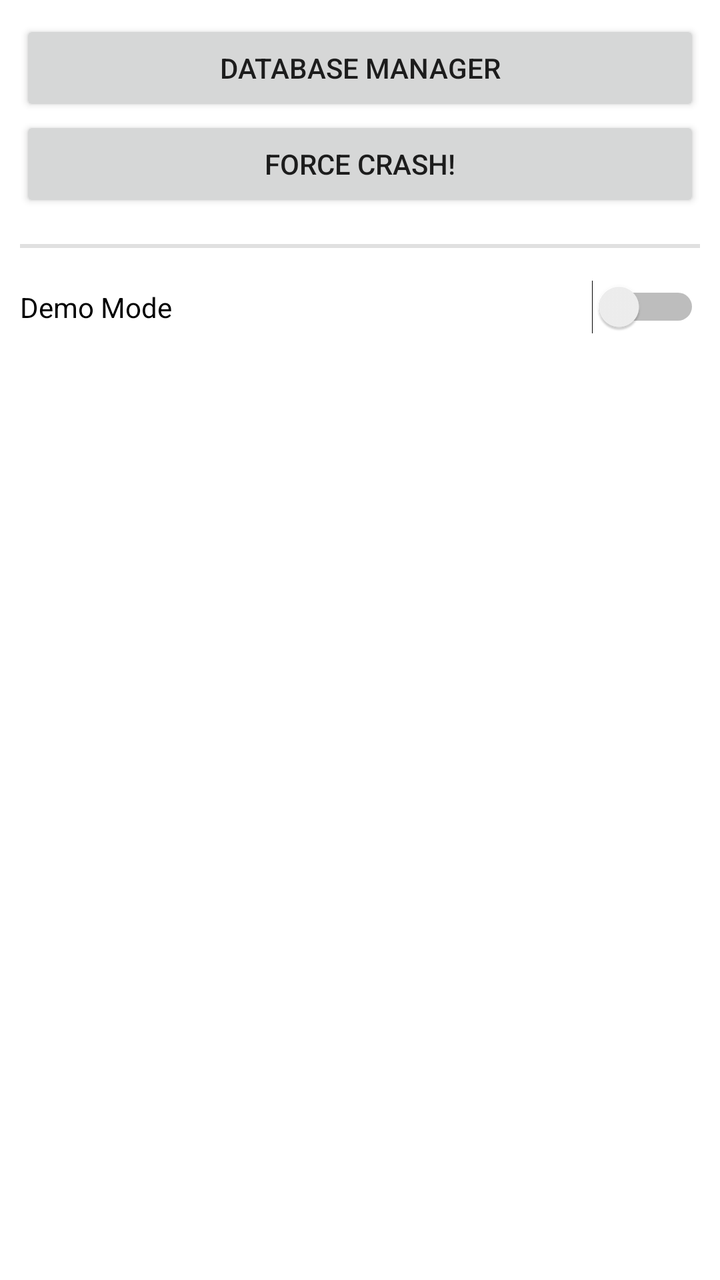
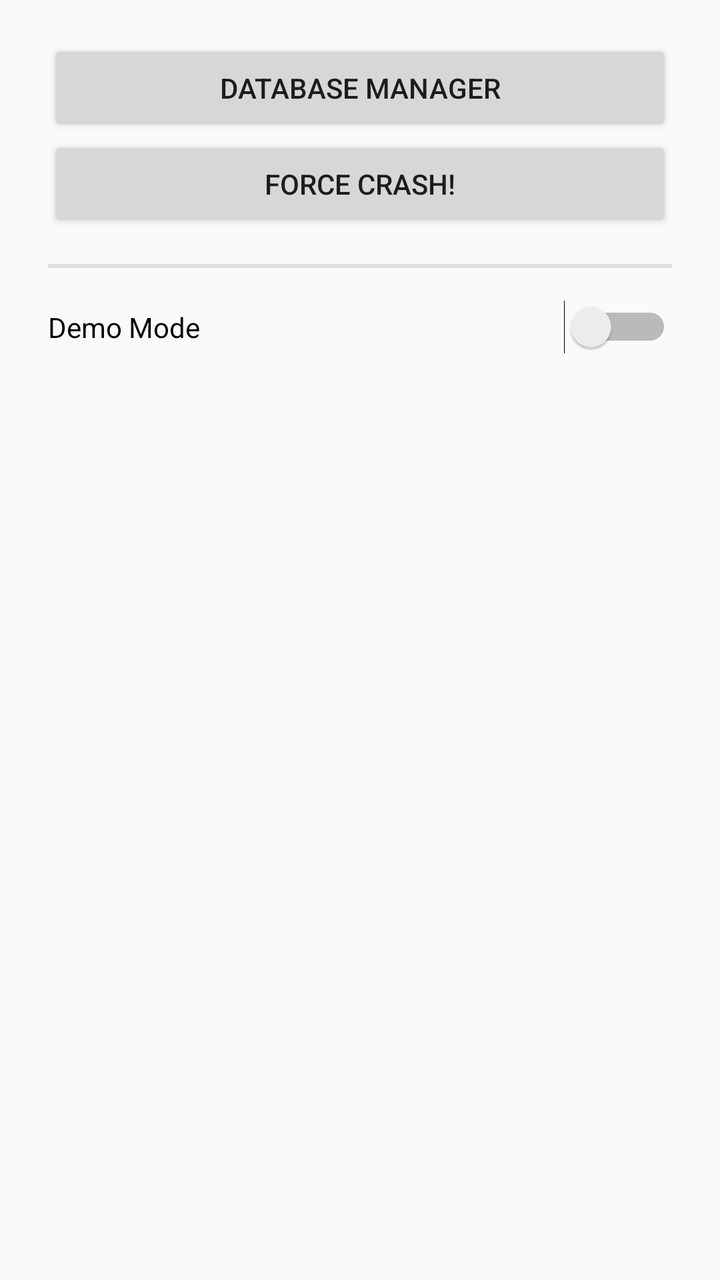

An Android layout rendered at two revisions. The XML below is the earlier revision; the diff shows what the commit changed to produce the second picture.
<!-- AndroidManifest.xml: application theme MyTheme.Light -->
<!-- res/layout/dialog_dev_tools.xml -->
<?xml version="1.0" encoding="utf-8"?>
<LinearLayout
    xmlns:android="http://schemas.android.com/apk/res/android"
    xmlns:tools="http://schemas.android.com/tools"
    android:layout_width="match_parent"
    android:layout_height="wrap_content"
    android:background="?attr/colorCardBackground"
    android:minHeight="200dp"
    android:minWidth="232dp"
    android:orientation="vertical"
    tools:context=".MainActivityFragment">

    
    

    
    <LinearLayout
        android:layout_width="match_parent"
        android:layout_height="wrap_content"
        android:orientation="vertical"
        android:paddingBottom="10dp"
        android:paddingLeft="10dp"
        android:paddingRight="10dp"
        android:paddingTop="10dp">

        <Button
            android:id="@+id/database_manager"
            android:layout_width="match_parent"
            android:layout_height="wrap_content"
            android:text="Database Manager"/>

        <Button
            android:id="@+id/force_crash"
            android:layout_width="match_parent"
            android:layout_height="wrap_content"
            android:text="Force Crash!"/>

        
        <View
            android:layout_width="match_parent"
            android:layout_height="2dp"
            android:layout_marginBottom="16dp"
            android:layout_marginTop="16dp"
            android:background="@color/grey_300"/>

        <Switch
            android:id="@+id/demo_mode"
            android:layout_width="match_parent"
            android:layout_height="wrap_content"
            android:text="Demo Mode"/>


    </LinearLayout>

</LinearLayout>
<!-- resources referenced by this layout -->
<resources>
  <color name="grey_300" type="color">#E0E0E0</color>
  <style name="MyTheme.Light" parent="@style/Theme.AppCompat.Light.NoActionBar">
          
          
          <item name="colorPrimary">@color/colorPrimary</item>
          <item name="colorPrimaryDark">@color/colorPrimaryDark</item>
          <item name="colorSecondary">@color/colorSecondary</item>
          <item name="colorSecondaryDark">@color/colorSecondaryDark</item>
          <item name="colorTextTitle">@color/colorTextTitle</item>
          
          <item name="colorFlatButtons">@color/colorFlatButtons</item>
          <item name="colorFloatingActionButton">@color/colorFloatingActionButton</item>
          <item name="colorTabIndicator">@color/colorTabIndicator</item>
          <item name="colorCardBackground">@color/colorCardBackground</item>
          <item name="colorNavigationDrawerBackground">@color/colorNavigationDrawerBackground</item>
      </style>
  <color name="colorPrimary" type="color">#4285F4</color>
  <color name="colorPrimaryDark" type="color">#3367D6</color>
  <color name="colorSecondary" type="color">@color/deep_teal_300</color>
  <color name="colorSecondaryDark" type="color">@color/deep_teal_500</color>
  <color name="colorTextTitle" type="color">#FFEE58</color>
  <color name="colorFlatButtons" type="color">@color/pink_A200</color>
  <color name="colorFloatingActionButton" type="color">@color/amber_A700</color>
  <color name="colorTabIndicator" type="color">@color/amber_A700</color>
  <color name="colorCardBackground" type="color">#FFF</color>
  <color name="colorNavigationDrawerBackground" type="color">#FAFAFA</color>
  <color name="deep_teal_300" type="color">#4DB6AC</color>
  <color name="deep_teal_500" type="color">#009688</color>
  <color name="pink_A200" type="color">#FF4081</color>
  <color name="amber_A700" type="color">#FFAB00</color>
</resources>

<!-- the commit's change to res/layout/dialog_dev_tools.xml (unified diff, before → after) -->
@@ -4,52 +4,37 @@
     xmlns:tools="http://schemas.android.com/tools"
     android:layout_width="match_parent"
     android:layout_height="wrap_content"
-    android:background="?attr/colorCardBackground"
-    android:minHeight="200dp"
-    android:minWidth="232dp"
     android:orientation="vertical"
+    android:paddingBottom="24dp"
+    android:paddingLeft="24dp"
+    android:paddingRight="24dp"
+    android:paddingTop="20dp"
     tools:context=".MainActivityFragment">
 
-    
-    
+    <Button
+        android:id="@+id/database_manager"
+        android:layout_width="match_parent"
+        android:layout_height="wrap_content"
+        android:text="Database Manager"/>
+
+    <Button
+        android:id="@+id/force_crash"
+        android:layout_width="match_parent"
+        android:layout_height="wrap_content"
+        android:text="Force Crash!"/>
 
     
-    <LinearLayout
+    <View
+        android:layout_width="match_parent"
+        android:layout_height="2dp"
+        android:layout_marginBottom="16dp"
+        android:layout_marginTop="16dp"
+        android:background="@color/grey_300"/>
+
+    <Switch
+        android:id="@+id/demo_mode"
         android:layout_width="match_parent"
         android:layout_height="wrap_content"
-        android:orientation="vertical"
-        android:paddingBottom="10dp"
-        android:paddingLeft="10dp"
-        android:paddingRight="10dp"
-        android:paddingTop="10dp">
-
-        <Button
-            android:id="@+id/database_manager"
-            android:layout_width="match_parent"
-            android:layout_height="wrap_content"
-            android:text="Database Manager"/>
-
-        <Button
-            android:id="@+id/force_crash"
-            android:layout_width="match_parent"
-            android:layout_height="wrap_content"
-            android:text="Force Crash!"/>
-
-        
-        <View
-            android:layout_width="match_parent"
-            android:layout_height="2dp"
-            android:layout_marginBottom="16dp"
-            android:layout_marginTop="16dp"
-            android:background="@color/grey_300"/>
-
-        <Switch
-            android:id="@+id/demo_mode"
-            android:layout_width="match_parent"
-            android:layout_height="wrap_content"
-            android:text="Demo Mode"/>
-
-
-    </LinearLayout>
+        android:text="Demo Mode"/>
 
 </LinearLayout>
